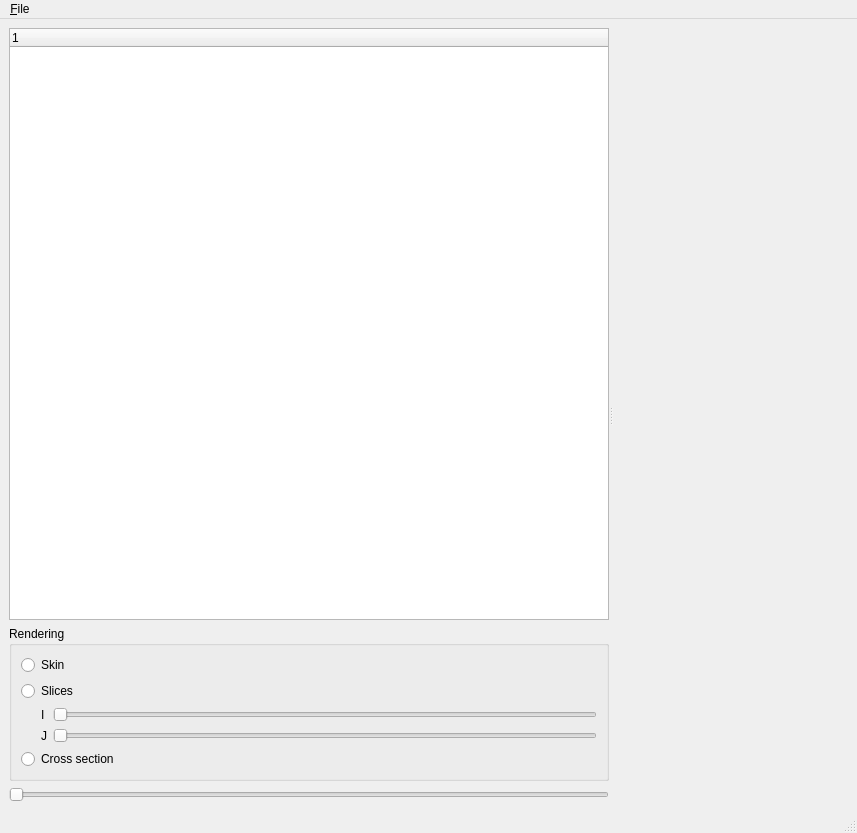
This is development/applications/4DPrototype/4DPrototype/MainWindow.ui in ArchanaKathiresanHub/Geosigns-Be-Basin-Modelling as Qt 5 draws it before an edit. The edited form follows.
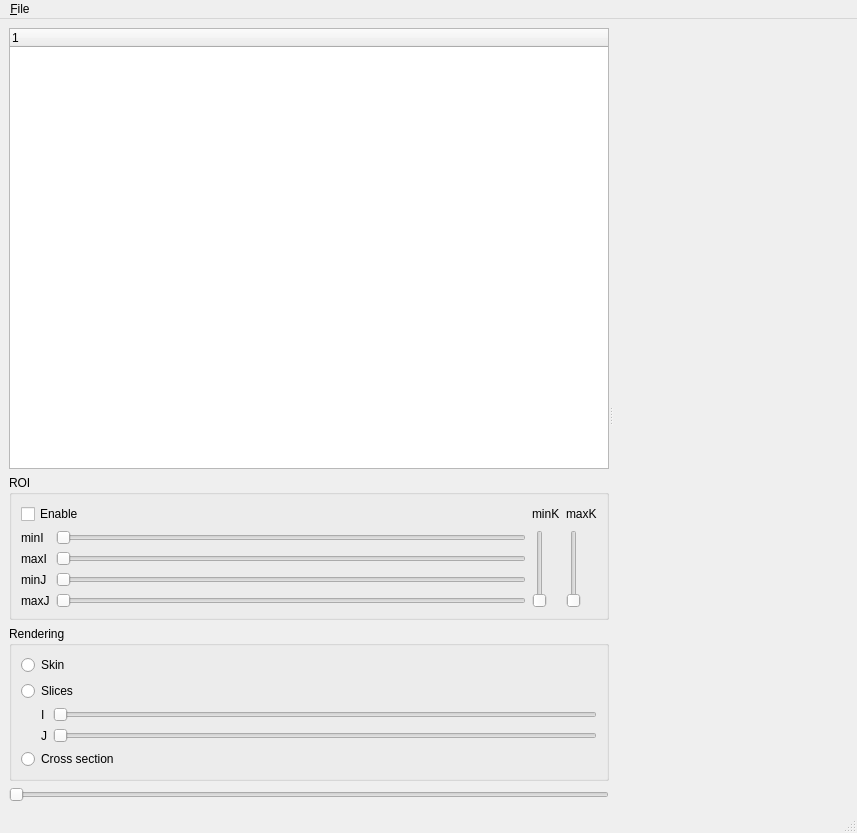
This is the edited form. Custom widgets are drawn as their Qt base class.

Commit message:
Added ROI filter for grid-aligned subset
work-items: #24943
git-tfs-id: [https://sede-pt-ce2.visualstudio.com/DefaultCollection]$/Basin Modeling/IBS/Trunk;C42143

```diff
--- a/development/applications/4DPrototype/4DPrototype/MainWindow.ui
+++ b/development/applications/4DPrototype/4DPrototype/MainWindow.ui
@@ -14,14 +14,14 @@
    <string>MainWindow</string>
   </property>
   <widget class="QWidget" name="centralwidget">
-   <layout class="QHBoxLayout" name="horizontalLayout_2">
+   <layout class="QVBoxLayout" name="verticalLayout_4">
     <item>
      <widget class="QSplitter" name="splitter">
       <property name="orientation">
        <enum>Qt::Horizontal</enum>
       </property>
-      <widget class="QWidget" name="layoutWidget">
-       <layout class="QVBoxLayout" name="verticalLayout_2">
+      <widget class="QWidget" name="">
+       <layout class="QVBoxLayout" name="verticalLayout_3">
         <item>
          <widget class="QTreeWidget" name="treeWidget">
           <property name="sizePolicy">
@@ -37,12 +37,112 @@
           </column>
          </widget>
         </item>
+        <item>
+         <widget class="QGroupBox" name="groupBoxROI">
+          <property name="title">
+           <string>ROI</string>
+          </property>
+          <layout class="QGridLayout" name="gridLayout_2">
+           <item row="0" column="0" colspan="2">
+            <widget class="QCheckBox" name="checkBoxROI">
+             <property name="text">
+              <string>Enable</string>
+             </property>
+            </widget>
+           </item>
+           <item row="0" column="2">
+            <widget class="QLabel" name="label_5">
+             <property name="text">
+              <string>minK</string>
+             </property>
+            </widget>
+           </item>
+           <item row="0" column="3">
+            <widget class="QLabel" name="label_6">
+             <property name="text">
+              <string>maxK</string>
+             </property>
+            </widget>
+           </item>
+           <item row="1" column="0">
+            <widget class="QLabel" name="label">
+             <property name="text">
+              <string>minI</string>
+             </property>
+            </widget>
+           </item>
+           <item row="1" column="1">
+            <widget class="QSlider" name="sliderMinI">
+             <property name="orientation">
+              <enum>Qt::Horizontal</enum>
+             </property>
+            </widget>
+           </item>
+           <item row="1" column="2" rowspan="4">
+            <widget class="QSlider" name="sliderMinK">
+             <property name="orientation">
+              <enum>Qt::Vertical</enum>
+             </property>
+            </widget>
+           </item>
+           <item row="1" column="3" rowspan="4">
+            <widget class="QSlider" name="sliderMaxK">
+             <property name="orientation">
+              <enum>Qt::Vertical</enum>
+             </property>
+            </widget>
+           </item>
+           <item row="2" column="0">
+            <widget class="QLabel" name="label_2">
+             <property name="text">
+              <string>maxI</string>
+             </property>
+            </widget>
+           </item>
+           <item row="2" column="1">
+            <widget class="QSlider" name="sliderMaxI">
+             <property name="orientation">
+              <enum>Qt::Horizontal</enum>
+             </property>
+            </widget>
+           </item>
+           <item row="3" column="0">
+            <widget class="QLabel" name="label_3">
+             <property name="text">
+              <string>minJ</string>
+             </property>
+            </widget>
+           </item>
+           <item row="3" column="1">
+            <widget class="QSlider" name="sliderMinJ">
+             <property name="orientation">
+              <enum>Qt::Horizontal</enum>
+             </property>
+            </widget>
+           </item>
+           <item row="4" column="0">
+            <widget class="QLabel" name="label_4">
+             <property name="text">
+              <string>maxJ</string>
+             </property>
+            </widget>
+           </item>
+           <item row="4" column="1">
+            <widget class="QSlider" name="sliderMaxJ">
+             <property name="orientation">
+              <enum>Qt::Horizontal</enum>
+             </property>
+            </widget>
+           </item>
+          </layout>
+         </widget>
+        </item>
         <item>
          <widget class="QGroupBox" name="groupBox">
           <property name="title">
            <string>Rendering</string>
           </property>
-          <layout class="QVBoxLayout" name="verticalLayout">
+          <layout class="QVBoxLayout" name="verticalLayout_2">
            <item>
             <widget class="QRadioButton" name="radioButtonSkin">
              <property name="text">
```
The commit also changes 10 other files.
